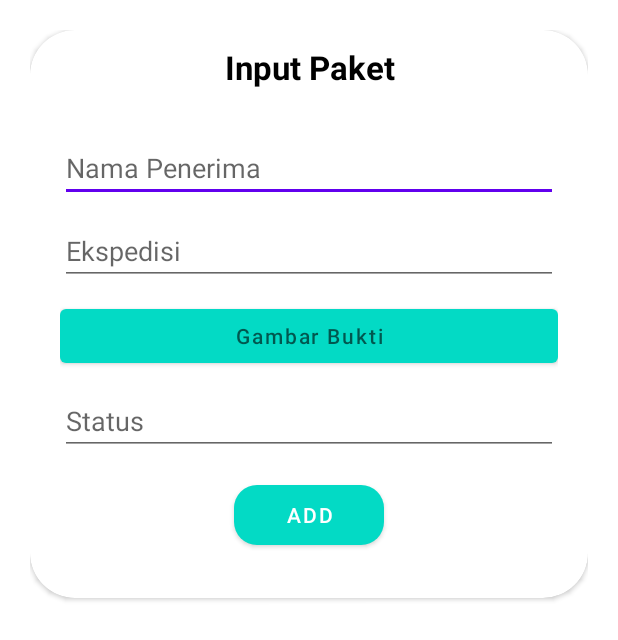
After one commit to Mammuasyir/CRUD-with-rest-API, an Android app: the layout create_paket.xml on its own in the app's theme, with its tools: preview values and no code run, on a phone screen of 412 x 824 dp. The commit adds this screen. Shown: the top 640 px of the screen. Run offline under Robolectric (Android 15) with nearby library versions, the light colour scheme and no system bars.

Commit message:
dialog create paket

```diff
--- a/app/src/main/java/com/rival/my_packet/ui/paket/SatpamPaketFragment.kt
+++ b/app/src/main/java/com/rival/my_packet/ui/paket/SatpamPaketFragment.kt
@@ -5,15 +5,22 @@ import androidx.fragment.app.Fragment
 import android.view.LayoutInflater
 import android.view.View
 import android.view.ViewGroup
+import android.widget.Button
+import android.widget.ImageView
+import android.widget.TextView
 import android.widget.Toast
+import androidx.appcompat.app.AlertDialog
 import androidx.recyclerview.widget.LinearLayoutManager
 import androidx.recyclerview.widget.RecyclerView
+import com.bumptech.glide.Glide
+import com.rival.my_packet.R
 import com.rival.my_packet.adapter.paket.PaketAdapter
 import com.rival.my_packet.api.ApiConfig
 
 import com.rival.my_packet.databinding.FragmentSatpamPaketBinding
 
 import com.rival.my_packet.model.ResponsePaket
+import kotlinx.android.synthetic.main.create_paket.view.*
 import retrofit2.Call
 import retrofit2.Callback
 import retrofit2.Response
@@ -35,7 +42,29 @@ class SatpamPaketFragment : Fragment() {
         rvSatpam = binding.rvSatpam
         getPaketSatpam()
 
+        binding.fab.setOnClickListener {
+            addPaket()
+        }
+
         return root
+    }
+
+    private fun addPaket() {
+        val alertDialog = AlertDialog.Builder(requireActivity()).create()
+        val views = LayoutInflater.from(context).inflate(R.layout.create_paket, null)
+        alertDialog.setView(views)
+        alertDialog.window?.setBackgroundDrawableResource(android.R.color.transparent)
+        alertDialog.setCancelable(false)
+
+        val add = views.findViewById<Button>(R.id.btn_add)
+
+
+
+
+        views.btn_add.setOnClickListener {
+            alertDialog.dismiss()
+        }
+        alertDialog.show()
     }
 
     private fun getPaketSatpam() {
--- /dev/null
+++ b/app/src/main/res/layout/create_paket.xml
@@ -0,0 +1,87 @@
+<?xml version="1.0" encoding="utf-8"?>
+<androidx.constraintlayout.widget.ConstraintLayout xmlns:android="http://schemas.android.com/apk/res/android"
+    xmlns:app="http://schemas.android.com/apk/res-auto"
+    xmlns:tools="http://schemas.android.com/tools"
+    android:layout_width="match_parent"
+    android:layout_height="match_parent"
+    android:padding="20dp">
+
+    <androidx.cardview.widget.CardView
+        android:layout_width="match_parent"
+        android:layout_height="wrap_content"
+        android:background="@drawable/shape"
+        app:cardCornerRadius="30dp"
+        tools:ignore="MissingConstraints">
+
+
+        <RelativeLayout
+            android:layout_width="match_parent"
+            android:layout_height="match_parent">
+
+            <TextView
+                android:id="@+id/data_title"
+                android:layout_width="match_parent"
+                android:layout_height="wrap_content"
+                android:layout_margin="10dp"
+                android:gravity="center"
+                android:text="Input Paket"
+                android:textColor="@color/black"
+                android:textSize="22dp"
+                android:textStyle="bold" />
+
+            <LinearLayout
+                android:id="@+id/data_1"
+                android:layout_width="match_parent"
+                android:layout_height="wrap_content"
+                android:layout_below="@id/data_title"
+                android:layout_margin="20dp"
+                android:gravity="center"
+                android:orientation="vertical">
+
+                <EditText
+                    android:id="@+id/txt_nama_penerima"
+                    android:layout_width="match_parent"
+                    android:layout_height="wrap_content"
+                    android:hint="Nama Penerima" />
+
+                <EditText
+                    android:id="@+id/txt_ekspedisi"
+                    android:layout_width="match_parent"
+                    android:layout_height="wrap_content"
+                    android:hint="Ekspedisi"
+                    android:layout_marginTop="10dp"/>
+
+
+                <Button
+                    android:id="@+id/btn_input_image"
+                    android:layout_width="match_parent"
+                    android:layout_height="wrap_content"
+                    android:hint="Gambar Bukti"
+                    android:layout_marginTop="10dp"/>
+
+                <EditText
+                    android:id="@+id/txt_status"
+                    android:layout_width="match_parent"
+                    android:layout_height="wrap_content"
+                    android:hint="Status"
+                    android:layout_marginTop="10dp"/>
+
+                <Button
+                    android:id="@+id/btn_add"
+                    android:layout_width="100dp"
+                    android:layout_height="40dp"
+                    android:layout_marginBottom="15dp"
+                    android:layout_marginTop="20dp"
+                    android:background="@drawable/btn_shape"
+                    android:text="Add" />
+            </LinearLayout>
+
+
+
+
+        </RelativeLayout>
+
+
+    </androidx.cardview.widget.CardView>
+
+</androidx.constraintlayout.widget.ConstraintLayout>
```
